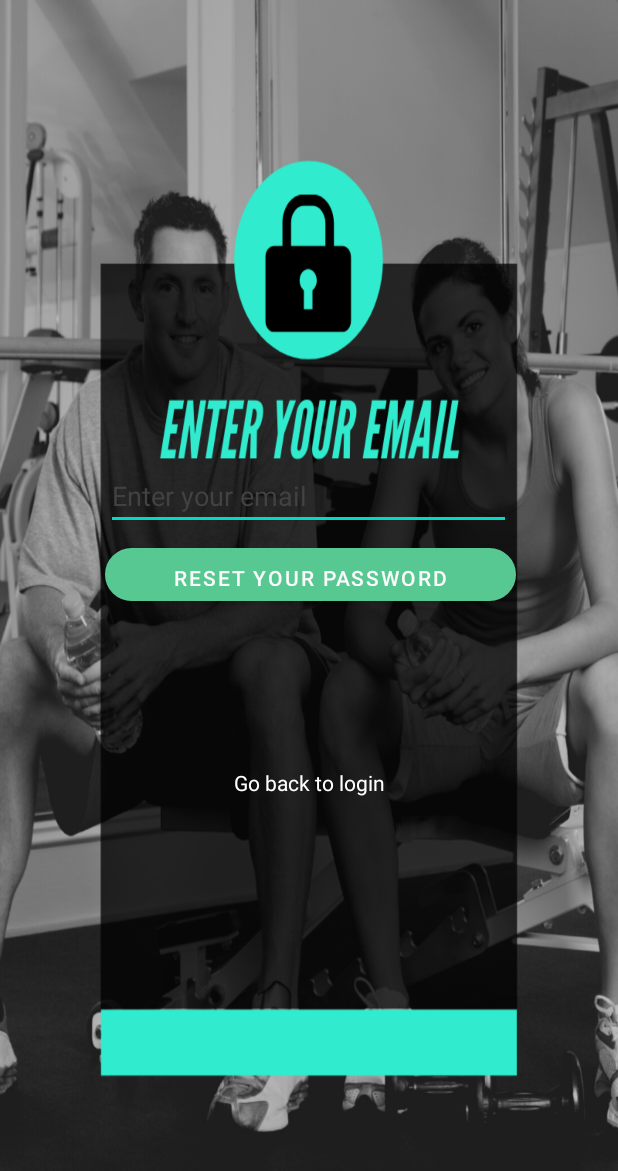
After one commit to KSB-tqk/HooCare, an Android app: the ResetPWActivity screen opened directly, with no data from a screen before it, on a phone screen of 412 x 824 dp. The commit adds this screen. Shown: the top 1171 px of the screen. Run offline under Robolectric (Android 15) with nearby library versions, the phone set to English and light mode, and no system bars; our stand-ins replace Firebase (no records; nobody signed in at launch, a user with empty details on screens opened directly).

Commit message:
feature:newSignUpActivity, forgotpass, databaseConnection.

```diff
--- a/app/build.gradle
+++ b/app/build.gradle
@@ -42,6 +42,7 @@ dependencies {
     implementation 'com.google.firebase:firebase-auth:20.0.3'
     implementation platform('com.google.firebase:firebase-bom:27.0.0')
     implementation files('libs\\YouTubeAndroidPlayerApi.jar')
+    implementation 'com.google.firebase:firebase-database:19.7.0'
     testImplementation 'junit:junit:4.+'
     androidTestImplementation 'androidx.test.ext:junit:1.1.2'
     androidTestImplementation 'androidx.test.espresso:espresso-core:3.3.0'
--- /dev/null
+++ b/app/src/main/java/cf/khanhsb/icare_v2/ResetPWActivity.java
@@ -0,0 +1,74 @@
+package cf.khanhsb.icare_v2;
+
+import android.content.Intent;
+import android.media.MediaPlayer;
+import android.net.Uri;
+import android.os.Bundle;
+import android.util.Patterns;
+import android.view.View;
+import android.widget.Button;
+import android.widget.EditText;
+import android.widget.TextView;
+import android.widget.Toast;
+import android.widget.VideoView;
+
+import androidx.annotation.NonNull;
+import androidx.annotation.Nullable;
+import androidx.appcompat.app.AppCompatActivity;
+
+import com.google.android.gms.tasks.OnCompleteListener;
+import com.google.android.gms.tasks.Task;
+import com.google.firebase.auth.FirebaseAuth;
+
+public class ResetPWActivity extends AppCompatActivity {
+    private EditText mEmailResetPW;
+    private Button mResetPW;
+    private TextView mBack;
+    FirebaseAuth mAuth;
+    @Override
+    protected void onCreate(@Nullable Bundle savedInstanceState) {
+        super.onCreate(savedInstanceState);
+        setContentView(R.layout.activity_reset_password);
+        //
+        mEmailResetPW = (EditText) findViewById(R.id.et_email_resetPW);
+        mResetPW = (Button) findViewById(R.id.btResetPW);
+        mBack = (TextView) findViewById(R.id.tv_go_back_to_login);
+        mAuth = FirebaseAuth.getInstance();
+        //
+        mBack.setOnClickListener(new View.OnClickListener() {
+            @Override
+            public void onClick(View v) {
+                startActivity(new Intent(ResetPWActivity.this,SigninActivity.class));
+            }
+        });
+        mResetPW.setOnClickListener(new View.OnClickListener() {
+            @Override
+            public void onClick(View v) {
+                resetPassword();
+            }
+
+            private void resetPassword() {
+                String email = mEmailResetPW.getText().toString().trim();
+                //
+                if(!email.isEmpty() && Patterns.EMAIL_ADDRESS.matcher(email).matches()){
+                    mEmailResetPW.setError("Please enter valid email!");
+                    mEmailResetPW.requestFocus();
+                    return;
+                }
+                /////////////
+                mAuth.sendPasswordResetEmail(email).addOnCompleteListener(new OnCompleteListener<Void>() {
+                    @Override
+                    public void onComplete(@NonNull Task<Void> task) {
+
+                        if (task.isSuccessful()){
+                            Toast.makeText(ResetPWActivity.this, "Please check your email to reset password!", Toast.LENGTH_SHORT).show();
+                        }
+                        else {
+                            Toast.makeText(ResetPWActivity.this, "Oops! Something went wrong.", Toast.LENGTH_SHORT).show();
+                        }
+                    }
+                });
+            }
+        });
+    }
+}
--- /dev/null
+++ b/app/src/main/res/layout/activity_reset_password.xml
@@ -0,0 +1,54 @@
+<?xml version="1.0" encoding="utf-8"?>
+<androidx.constraintlayout.widget.ConstraintLayout
+    xmlns:android="http://schemas.android.com/apk/res/android"
+    xmlns:app="http://schemas.android.com/apk/res-auto"
+    xmlns:tools="http://schemas.android.com/tools"
+    android:layout_width="match_parent"
+    android:layout_height="match_parent"
+    tools:context=".ResetPWActivity"
+    android:background="@drawable/resetpw">
+
+    <EditText
+        android:id="@+id/et_email_resetPW"
+        android:layout_width="270dp"
+        android:layout_height="45dp"
+        android:layout_marginHorizontal="30dp"
+        android:layout_marginTop="308dp"
+        android:hint="Enter your email"
+        android:textColor="@color/white"
+        android:fontFamily="sans-serif"
+        android:textColorHint="@color/cardview_dark_background"
+        app:layout_constraintEnd_toEndOf="parent"
+        app:layout_constraintHorizontal_bias="0.496"
+        app:layout_constraintStart_toStartOf="parent"
+        app:layout_constraintTop_toTopOf="parent" />
+
+    <Button
+
+        android:id="@+id/btResetPW"
+        android:layout_width="274dp"
+        android:layout_height="35dp"
+        android:layout_marginHorizontal="30dp"
+        android:layout_marginTop="12dp"
+        android:background="@drawable/login_button_bg"
+        android:text="RESET YOUR PASSWORD"
+        android:textColor="#fafafa"
+        app:layout_constraintEnd_toEndOf="parent"
+        app:layout_constraintHorizontal_bias="0.51"
+        app:layout_constraintStart_toStartOf="parent"
+        app:layout_constraintTop_toBottomOf="@+id/et_email_resetPW" />
+
+    <TextView
+        android:id="@+id/tv_go_back_to_login"
+        android:layout_width="141dp"
+        android:layout_height="20dp"
+        android:layout_marginBottom="292dp"
+        android:text="Go back to login"
+        android:textAlignment="center"
+        android:textColor="@color/white"
+        app:layout_constraintBottom_toBottomOf="parent"
+        app:layout_constraintEnd_toEndOf="parent"
+        app:layout_constraintStart_toStartOf="parent" />
+
+
+</androidx.constraintlayout.widget.ConstraintLayout>
```
Also changed, not shown: app/src/main/AndroidManifest.xml (+7 -3 lines), app/src/main/java/cf/khanhsb/icare_v2/SigninActivity.java (+15 -3 lines), app/src/main/java/cf/khanhsb/icare_v2/SignupActivity.java (+21 -4 lines), app/src/main/java/cf/khanhsb/icare_v2/UserHelperClass.java (added, +47 -0 lines), app/src/main/res/layout/activity_signup.xml (+24 -2 lines), app/src/main/res/values/strings.xml (+5 -2 lines), app/src/main/res/drawable/resetpw.png (added).
